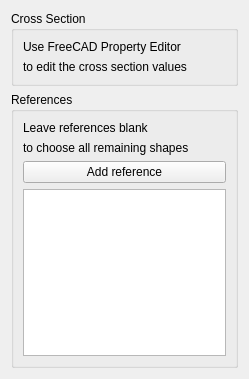
First picture: the form in src/Mod/Fem/TaskPanelFemBeamSection.ui, repository berndhahnebach/All_FreeCAD, before the edit.
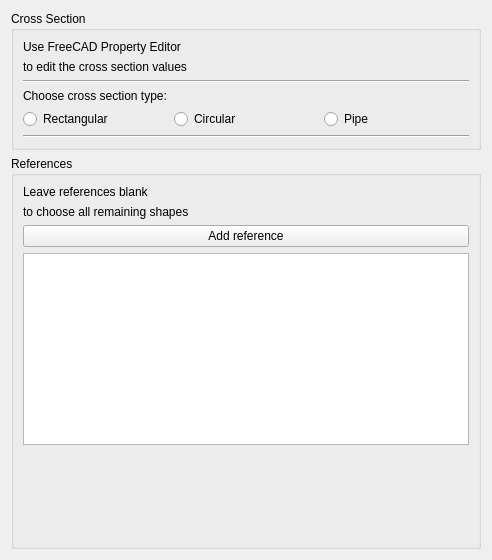
Second picture: the form after the edit.

Commit message: FEM: BeamSection: Allow other beam section types

Diff of the .ui file:
```diff
--- a/src/Mod/Fem/TaskPanelFemBeamSection.ui
+++ b/src/Mod/Fem/TaskPanelFemBeamSection.ui
@@ -6,8 +6,8 @@
    <rect>
     <x>0</x>
     <y>0</y>
-    <width>249</width>
-    <height>379</height>
+    <width>492</width>
+    <height>560</height>
    </rect>
   </property>
   <property name="windowTitle">
@@ -25,7 +25,7 @@
      <property name="title">
       <string>Cross Section</string>
      </property>
-     <layout class="QVBoxLayout" name="verticalLayout_5">
+     <layout class="QVBoxLayout" name="verticalLayout_2">
       <item>
        <widget class="QLabel" name="l_label_text_3">
         <property name="text">
@@ -40,6 +40,52 @@
         </property>
        </widget>
       </item>
+      <item>
+       <widget class="Line" name="line">
+        <property name="orientation">
+         <enum>Qt::Horizontal</enum>
+        </property>
+       </widget>
+      </item>
+      <item>
+       <widget class="QLabel" name="label">
+        <property name="text">
+         <string>Choose cross section type:</string>
+        </property>
+       </widget>
+      </item>
+      <item>
+       <layout class="QHBoxLayout" name="horizontalLayout">
+        <item>
+         <widget class="QRadioButton" name="rb_Rect">
+          <property name="text">
+           <string>Rectangular</string>
+          </property>
+         </widget>
+        </item>
+        <item>
+         <widget class="QRadioButton" name="rb_Circ">
+          <property name="text">
+           <string>Circular</string>
+          </property>
+         </widget>
+        </item>
+        <item>
+         <widget class="QRadioButton" name="rb_Pipe">
+          <property name="text">
+           <string>Pipe</string>
+          </property>
+         </widget>
+        </item>
+       </layout>
+      </item>
+      <item>
+       <widget class="Line" name="line_2">
+        <property name="orientation">
+         <enum>Qt::Horizontal</enum>
+        </property>
+       </widget>
+      </item>
      </layout>
     </widget>
    </item>
@@ -48,7 +94,7 @@
      <property name="title">
       <string>References</string>
      </property>
-     <layout class="QVBoxLayout" name="verticalLayout_2">
+     <layout class="QVBoxLayout" name="verticalLayout_3">
       <item>
        <widget class="QLabel" name="l_label_text_1">
         <property name="text">
@@ -76,11 +122,8 @@
       <item>
        <widget class="QListWidget" name="list_References"/>
       </item>
-     </layout>
-    </widget>
-   </item>
    <item>
-    <spacer name="verticalSpacer_2">
+       <spacer name="verticalSpacer">
      <property name="orientation">
       <enum>Qt::Vertical</enum>
      </property>
@@ -91,6 +134,14 @@
       </size>
      </property>
     </spacer>
+      </item>
+     </layout>
+     <zorder>l_label_text_1</zorder>
+     <zorder>l_label_text_2</zorder>
+     <zorder>pushButton_Reference</zorder>
+     <zorder>list_References</zorder>
+     <zorder>verticalSpacer</zorder>
+    </widget>
    </item>
   </layout>
  </widget>
```
Lines whose indentation alone changed are shown as unchanged. The commit also changes 5 other files.
